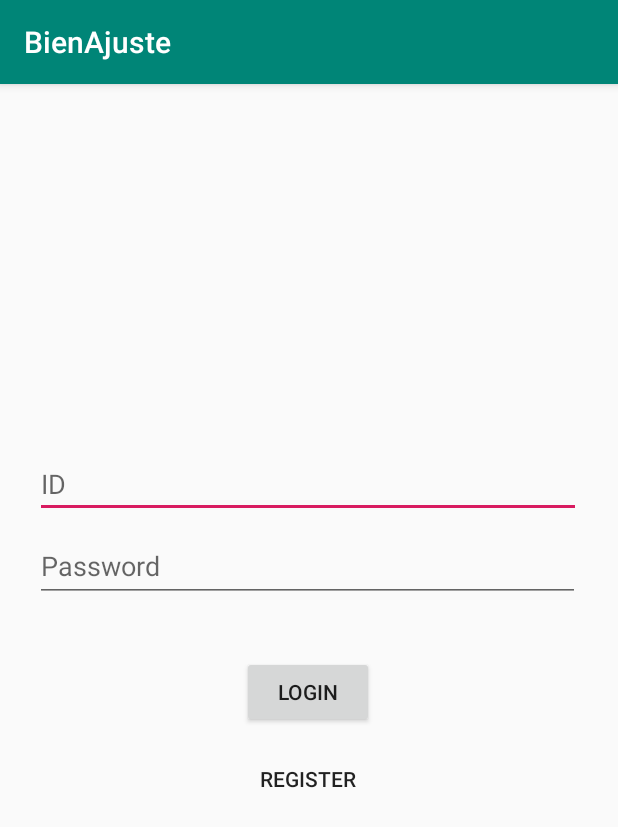
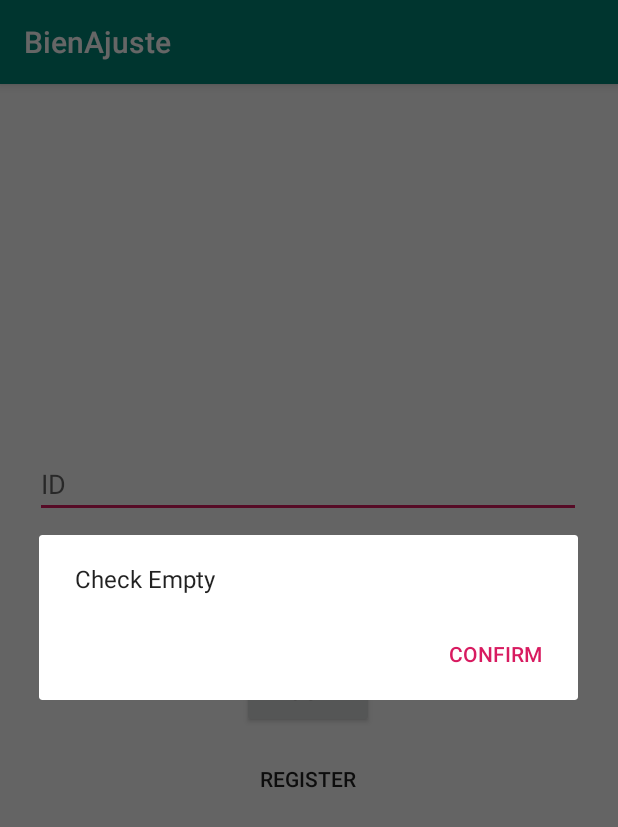
Before and after one commit to K-osA/Bien-Ajuste, an Android app: the screen it shows after launch (LoginActivity), after a tap on "LOGIN", on a phone screen of 412 x 824 dp. Shown: the top 827 px of the screen. Run offline under Robolectric (Android 15) with nearby library versions, the phone set to English and light mode, and no system bars; our stand-ins replace Volley.

Commit message:
Implemented CheckEmpty in LoginActivity, Changed ValidateRequest URL

```diff
--- a/app/src/main/java/com/example/bienajuste/LoginActivity.java
+++ b/app/src/main/java/com/example/bienajuste/LoginActivity.java
@@ -42,7 +42,14 @@ public class LoginActivity extends AppCompatActivity {
             public void onClick(View view){
                 final String userID = idText.getText().toString();
                 final String userPassword = passwordText.getText().toString();
-
+                if(userID.equals("") || userPassword.equals("")){
+                    AlertDialog.Builder builder = new AlertDialog.Builder(LoginActivity.this);
+                    builder.setMessage("Check Empty")
+                            .setNegativeButton("Confirm",null)
+                            .create()
+                            .show();
+                    return;
+                }
                 Response.Listener<String> responseListener = new Response.Listener<String>() {
                     @Override
                     public void onResponse(String response) {
--- a/app/src/main/java/com/example/bienajuste/ValidateRequest.java
+++ b/app/src/main/java/com/example/bienajuste/ValidateRequest.java
@@ -8,7 +8,7 @@ import java.util.HashMap;
 import java.util.Map;
 
 public class ValidateRequest extends StringRequest {
-    final static private String URL = "http://54.180.25.126/Register.php";
+    final static private String URL = "http://54.180.25.126/UserValidate.php";
     private Map<String, String> parameters;
 
     public ValidateRequest(String userID, Response.Listener<String> listener){
```
